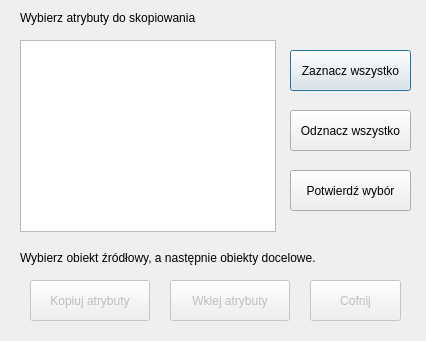
Old version of the form attribute_copier_dialog_base.ui in the repository NB34911/Attribute-Copier-plugin-for-QGIS.
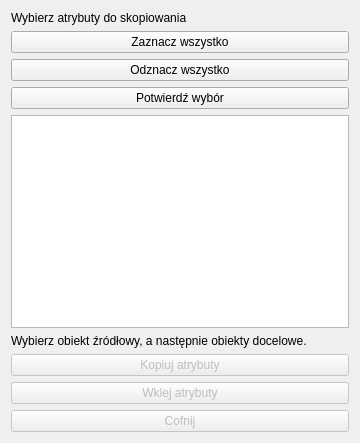
New version of the form.

```diff
--- a/attribute_copier_dialog_base.ui
+++ b/attribute_copier_dialog_base.ui
@@ -1,144 +1,92 @@
 <?xml version="1.0" encoding="UTF-8"?>
 <ui version="4.0">
- <class>AttributeCopierDialogBase</class>
- <widget class="QDialog" name="AttributeCopierDialogBase">
+ <class>Form</class>
+ <widget class="QWidget" name="Form">
   <property name="geometry">
    <rect>
     <x>0</x>
     <y>0</y>
-    <width>426</width>
-    <height>341</height>
+    <width>360</width>
+    <height>443</height>
    </rect>
   </property>
   <property name="windowTitle">
    <string>Attribute Copier</string>
   </property>
-  <widget class="QListWidget" name="listWidget">
-   <property name="geometry">
-    <rect>
-     <x>20</x>
-     <y>40</y>
-     <width>256</width>
-     <height>192</height>
-    </rect>
-   </property>
-   <property name="selectionRectVisible">
-    <bool>false</bool>
-   </property>
-  </widget>
+  <layout class="QVBoxLayout" name="verticalLayout">
+   <item>
+    <widget class="QLabel" name="label1">
+     <property name="text">
+      <string>Wybierz atrybuty do skopiowania</string>
+     </property>
+    </widget>
+   </item>
+   <item>
   <widget class="QPushButton" name="zaznacz_wszystko">
-   <property name="geometry">
-    <rect>
-     <x>290</x>
-     <y>50</y>
-     <width>121</width>
-     <height>41</height>
-    </rect>
-   </property>
    <property name="text">
     <string>Zaznacz wszystko</string>
    </property>
   </widget>
+   </item>
+   <item>
   <widget class="QPushButton" name="odznacz_wszystko">
-   <property name="geometry">
-    <rect>
-     <x>290</x>
-     <y>110</y>
-     <width>121</width>
-     <height>41</height>
-    </rect>
-   </property>
    <property name="text">
     <string>Odznacz wszystko</string>
    </property>
   </widget>
+   </item>
+   <item>
+    <widget class="QPushButton" name="potwierdz_wybor">
+     <property name="text">
+      <string>Potwierdź wybór</string>
+     </property>
+    </widget>
+   </item>
+   <item>
+    <widget class="QListWidget" name="listWidget">
+     <property name="selectionRectVisible">
+      <bool>false</bool>
+     </property>
+    </widget>
+   </item>
+   <item>
   <widget class="QLabel" name="label2">
-   <property name="geometry">
-    <rect>
-     <x>20</x>
-     <y>250</y>
-     <width>371</width>
-     <height>16</height>
-    </rect>
-   </property>
    <property name="text">
     <string>Wybierz obiekt źródłowy, a następnie obiekty docelowe.</string>
    </property>
   </widget>
+   </item>
+   <item>
   <widget class="QPushButton" name="wybierz_source">
    <property name="enabled">
     <bool>false</bool>
    </property>
-   <property name="geometry">
-    <rect>
-     <x>30</x>
-     <y>280</y>
-     <width>120</width>
-     <height>41</height>
-    </rect>
-   </property>
    <property name="text">
     <string>Kopiuj atrybuty</string>
    </property>
   </widget>
+   </item>
+   <item>
   <widget class="QPushButton" name="wybierz_destination">
    <property name="enabled">
     <bool>false</bool>
    </property>
-   <property name="geometry">
-    <rect>
-     <x>170</x>
-     <y>280</y>
-     <width>120</width>
-     <height>41</height>
-    </rect>
-   </property>
    <property name="text">
     <string>Wklej atrybuty</string>
    </property>
   </widget>
-  <widget class="QLabel" name="label1">
-   <property name="geometry">
-    <rect>
-     <x>20</x>
-     <y>10</y>
-     <width>281</width>
-     <height>16</height>
-    </rect>
-   </property>
-   <property name="text">
-    <string>Wybierz atrybuty do skopiowania</string>
-   </property>
-  </widget>
+   </item>
+   <item>
   <widget class="QPushButton" name="cofnij_destination">
    <property name="enabled">
     <bool>false</bool>
    </property>
-   <property name="geometry">
-    <rect>
-     <x>310</x>
-     <y>280</y>
-     <width>91</width>
-     <height>41</height>
-    </rect>
-   </property>
    <property name="text">
     <string>Cofnij</string>
    </property>
   </widget>
-  <widget class="QPushButton" name="potwierdz_wybor">
-   <property name="geometry">
-    <rect>
-     <x>290</x>
-     <y>170</y>
-     <width>121</width>
-     <height>41</height>
-    </rect>
-   </property>
-   <property name="text">
-    <string>Potwierdź wybór</string>
-   </property>
-  </widget>
+   </item>
+  </layout>
  </widget>
  <resources/>
  <connections/>
```
Left out of the diff: 2 changed lines with no effect on the pictures. Lines whose indentation alone changed are shown as unchanged.
